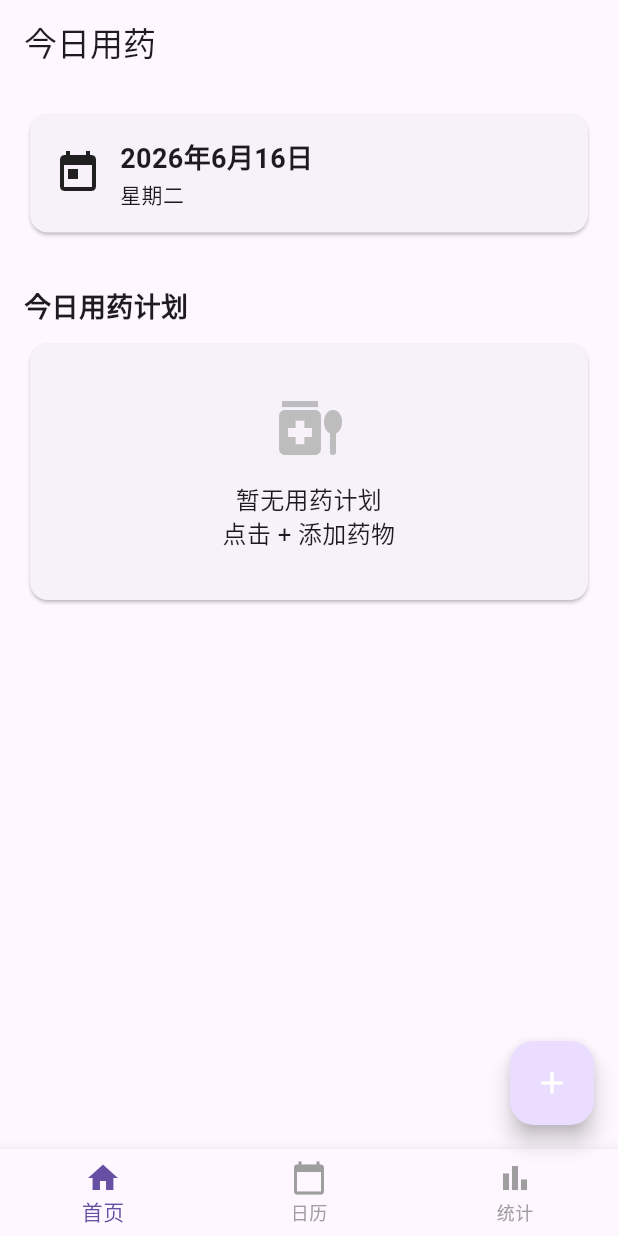
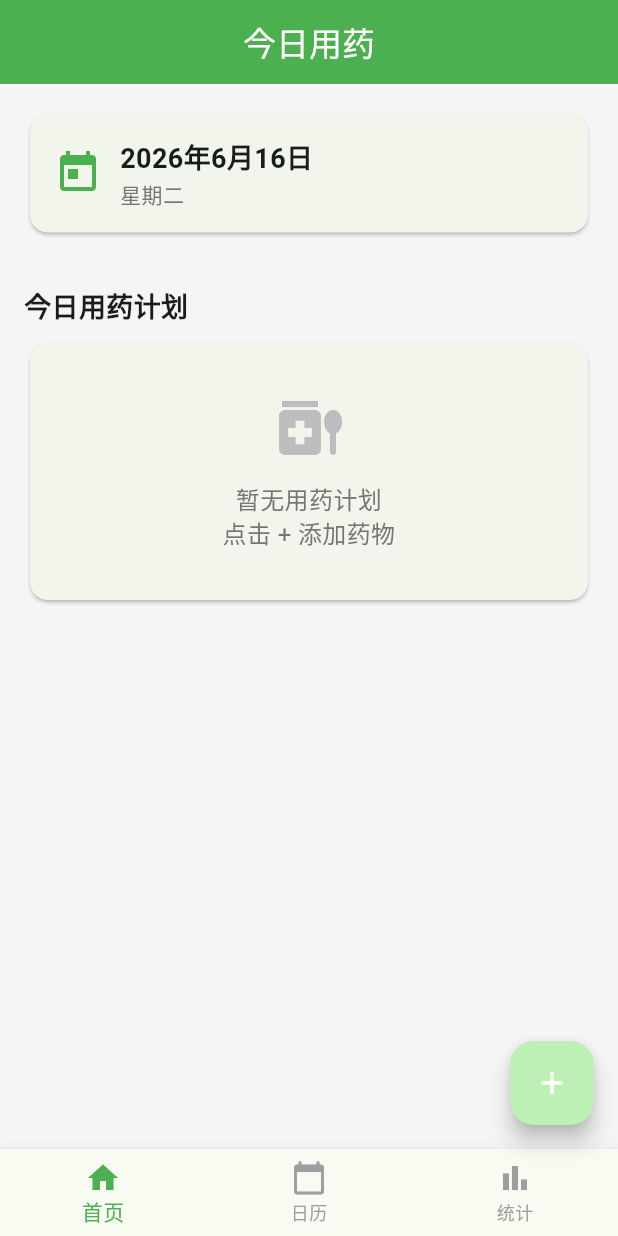
Before and after one commit to shinmin19/medreminder, a Flutter app: the screen it shows after launch, on a phone screen of 412 x 824 dp. Run offline on Flutter 3.47's test engine with Material 3 defaults, Android fonts, the phone set to English and light mode, and no system bars.

Commit message:
fix: resolve missing theme import + add path_provider for iOS build
- AppTheme was imported from deleted utils/theme.dart → inline definition
- Added path_provider to restore iOS native plugin build configuration
- Removed unused dart:convert import
- Version bump to 1.0.1

```diff
--- a/lib/main.dart
+++ b/lib/main.dart
@@ -1,9 +1,21 @@
 import 'dart:async';
-import 'dart:convert';
 import 'package:flutter/material.dart';
 import 'package:provider/provider.dart';
 import 'package:uuid/uuid.dart';
-import 'utils/theme.dart';
+
+// ==================== Theme ====================
+class AppTheme {
+  static const Color primaryColor = Color(0xFF4CAF50);
+  static const Color textSecondary = Color(0xFF757575);
+
+  static ThemeData get greenTheme => ThemeData(
+    primaryColor: primaryColor,
+    colorScheme: ColorScheme.fromSeed(seedColor: primaryColor),
+    scaffoldBackgroundColor: const Color(0xFFF5F5F5),
+    appBarTheme: const AppBarTheme(backgroundColor: primaryColor, foregroundColor: Colors.white, elevation: 0, centerTitle: true),
+    useMaterial3: true,
+  );
+}
 
 // ==================== Models ====================
 class Medication {
--- a/pubspec.yaml
+++ b/pubspec.yaml
@@ -1,7 +1,7 @@
 name: medreminder
 description: "Medication Reminder App"
 publish_to: 'none'
-version: 1.0.0+1
+version: 1.0.1
 
 environment:
   sdk: ^3.12.0
@@ -11,6 +11,7 @@ dependencies:
     sdk: flutter
   provider: ^6.1.2
   uuid: ^4.5.1
+  path_provider: ^2.1.5
 
 dev_dependencies:
   flutter_test:
```
